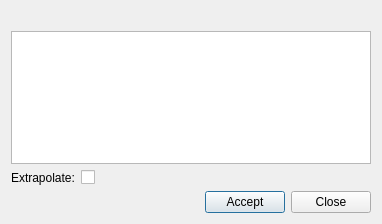
First picture: the form in core/ui/shared/interpolate.ui, repository Giswater/giswater_qgis_plugin, before the edit.
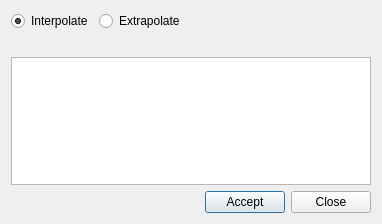
Second picture: the form after the edit.

Commit message: Enhancement: manage radio button interpolate/extrapolate on action interpolate for info custom form

The edit to the form file:
```diff
--- a/core/ui/shared/interpolate.ui
+++ b/core/ui/shared/interpolate.ui
@@ -14,27 +14,7 @@
    <string>Interpolate</string>
   </property>
   <layout class="QGridLayout" name="gridLayout">
-   <item row="2" column="0">
-    <widget class="QLabel" name="lbl_extrapolate">
-     <property name="sizePolicy">
-      <sizepolicy hsizetype="Maximum" vsizetype="Preferred">
-       <horstretch>0</horstretch>
-       <verstretch>0</verstretch>
-      </sizepolicy>
-     </property>
-     <property name="text">
-      <string>Extrapolate:</string>
-     </property>
-    </widget>
-   </item>
-   <item row="2" column="1">
-    <widget class="QCheckBox" name="chk_extrapolate">
-     <property name="text">
-      <string/>
-     </property>
-    </widget>
-   </item>
-   <item row="1" column="0" colspan="2">
+   <item row="2" column="0" colspan="2">
     <widget class="QTextEdit" name="txt_infolog">
      <property name="documentTitle">
       <string/>
@@ -44,7 +24,7 @@
      </property>
     </widget>
    </item>
-   <item row="0" column="0" colspan="2">
+   <item row="1" column="0" colspan="2">
     <widget class="QLabel" name="lbl_text">
      <property name="text">
       <string/>
@@ -82,6 +62,39 @@
      </item>
     </layout>
    </item>
+   <item row="0" column="0" colspan="2">
+    <layout class="QHBoxLayout" name="horizontalLayout_2">
+     <item>
+      <widget class="QRadioButton" name="rb_interpolate">
+       <property name="sizePolicy">
+        <sizepolicy hsizetype="Maximum" vsizetype="Fixed">
+         <horstretch>0</horstretch>
+         <verstretch>0</verstretch>
+        </sizepolicy>
+       </property>
+       <property name="text">
+        <string>Interpolate</string>
+       </property>
+       <property name="checked">
+        <bool>true</bool>
+       </property>
+      </widget>
+     </item>
+     <item>
+      <widget class="QRadioButton" name="rb_extrapolate">
+       <property name="sizePolicy">
+        <sizepolicy hsizetype="Minimum" vsizetype="Fixed">
+         <horstretch>0</horstretch>
+         <verstretch>0</verstretch>
+        </sizepolicy>
+       </property>
+       <property name="text">
+        <string>Extrapolate</string>
+       </property>
+      </widget>
+     </item>
+    </layout>
+   </item>
   </layout>
  </widget>
  <resources/>
```
The commit also changes 1 other file.
